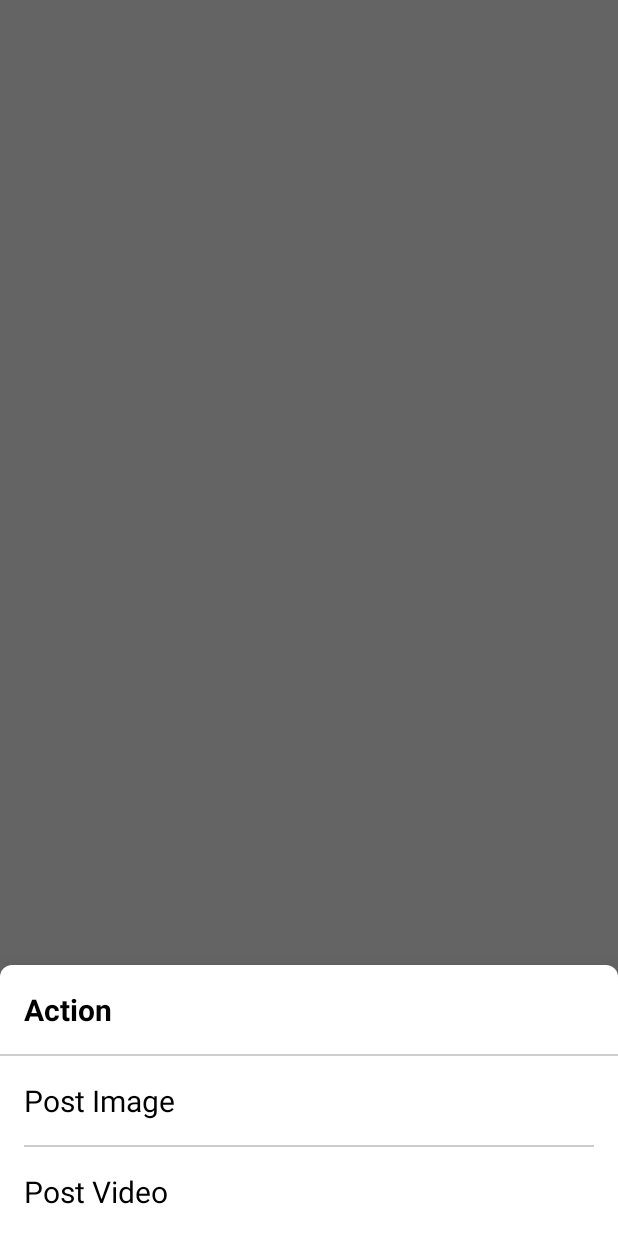
After one commit to Tuan307/SocialMediaApp, an Android app: the fragment AddPostBottomSheetFragment shown on its own in the app's theme, on a phone screen of 412 x 824 dp. The commit adds this screen. Run offline under Robolectric (Android 15) with nearby library versions, the phone set to English and light mode, and no system bars; our stand-ins replace data binding.

Commit message:
fix reel and add some stuffs

```diff
--- a/app/src/main/java/com/base/app/ui/comment/video_comment/CustomBottomSheetFragment.kt
+++ b/app/src/main/java/com/base/app/ui/comment/video_comment/CustomBottomSheetFragment.kt
@@ -15,8 +15,9 @@ import com.base.app.ui.comment.adapter.CommentAdapter
 import com.google.android.material.bottomsheet.BottomSheetBehavior
 import com.google.android.material.bottomsheet.BottomSheetDialog
 import com.google.android.material.bottomsheet.BottomSheetDialogFragment
+import dagger.hilt.android.AndroidEntryPoint
 
-
+@AndroidEntryPoint
 class CustomBottomSheetFragment : BottomSheetDialogFragment() {
     companion object {
         const val TAG = "ActionBottomDialog"
--- /dev/null
+++ b/app/src/main/java/com/base/app/ui/main/fragment/home/bottom_sheet/AddPostBottomSheetFragment.kt
@@ -0,0 +1,54 @@
+package com.base.app.ui.main.fragment.home.bottom_sheet
+
+import android.content.Intent
+import android.os.Bundle
+import android.view.LayoutInflater
+import android.view.View
+import android.view.ViewGroup
+import androidx.databinding.DataBindingUtil
+import com.base.app.R
+import com.base.app.databinding.FragmentAddPostBottomSheetBinding
+import com.base.app.ui.add_post.PostActivity
+import com.base.app.ui.add_video_post.AddVideoActivity
+import com.google.android.material.bottomsheet.BottomSheetDialogFragment
+
+
+class AddPostBottomSheetFragment : BottomSheetDialogFragment() {
+
+    private lateinit var binding: FragmentAddPostBottomSheetBinding
+    override fun onCreateView(
+        inflater: LayoutInflater,
+        container: ViewGroup?,
+        savedInstanceState: Bundle?
+    ): View? {
+        binding = DataBindingUtil.inflate(
+            inflater,
+            R.layout.fragment_add_post_bottom_sheet,
+            container,
+            false
+        )
+        return binding.root
+    }
+
+    override fun getTheme(): Int {
+        return R.style.CustomBottomSheetDialogTheme
+    }
+
+    override fun onViewCreated(view: View, savedInstanceState: Bundle?) {
+        super.onViewCreated(view, savedInstanceState)
+        with(binding) {
+            textPostImage.setOnClickListener {
+                startActivity(Intent(requireContext(), PostActivity::class.java))
+                dismiss()
+            }
+            textPostVideo.setOnClickListener {
+                startActivity(Intent(requireContext(), AddVideoActivity::class.java))
+                dismiss()
+            }
+        }
+    }
+
+    companion object {
+        fun newInstance() = AddPostBottomSheetFragment()
+    }
+}
--- a/app/src/main/java/com/base/app/ui/main/fragment/profile/ProfileViewModel.kt
+++ b/app/src/main/java/com/base/app/ui/main/fragment/profile/ProfileViewModel.kt
@@ -15,7 +15,6 @@ import kotlinx.coroutines.Dispatchers
 import kotlinx.coroutines.launch
 
 class ProfileViewModel : BaseViewModel() {
-
 
     private var key = MutableLiveData<String?>()
     val getKey = key as LiveData<String?>
--- /dev/null
+++ b/app/src/main/res/drawable/bg_bottom_sheet.xml
@@ -0,0 +1,8 @@
+<?xml version="1.0" encoding="utf-8"?>
+<shape xmlns:android="http://schemas.android.com/apk/res/android"
+    android:shape="rectangle">
+    <solid android:color="@color/white" />
+    <corners
+        android:topLeftRadius="@dimen/dp8"
+        android:topRightRadius="@dimen/dp8" />
+</shape>
--- /dev/null
+++ b/app/src/main/res/drawable/ic_arrow_drop_down.xml
@@ -0,0 +1,5 @@
+<vector android:height="24dp" android:tint="#FFFFFF"
+    android:viewportHeight="24" android:viewportWidth="24"
+    android:width="24dp" xmlns:android="http://schemas.android.com/apk/res/android">
+    <path android:fillColor="@android:color/white" android:pathData="M7,10l5,5 5,-5z"/>
+</vector>
--- /dev/null
+++ b/app/src/main/res/layout/fragment_add_post_bottom_sheet.xml
@@ -0,0 +1,52 @@
+<?xml version="1.0" encoding="utf-8"?>
+<layout xmlns:android="http://schemas.android.com/apk/res/android"
+    xmlns:tools="http://schemas.android.com/tools">
+
+    <LinearLayout
+        android:layout_width="match_parent"
+        android:layout_height="wrap_content"
+        android:orientation="vertical"
+        android:paddingVertical="@dimen/dp16"
+        tools:context=".ui.main.fragment.home.bottom_sheet.AddPostBottomSheetFragment">
+
+        <TextView
+            android:layout_width="match_parent"
+            android:layout_height="wrap_content"
+            android:layout_marginHorizontal="@dimen/dp16"
+            android:text="@string/action"
+            android:textColor="@color/black"
+            android:textSize="@dimen/sp20"
+            android:textStyle="bold" />
+
+        <View
+            android:layout_width="match_parent"
+            android:layout_height="@dimen/dp1"
+            android:layout_marginVertical="@dimen/dp16"
+            android:background="@color/colorOpacity" />
+
+        <TextView
+            android:id="@+id/textPostImage"
+            android:layout_width="match_parent"
+            android:layout_height="wrap_content"
+            android:layout_marginHorizontal="@dimen/dp16"
+            android:text="@string/post_image"
+            android:textColor="@color/black"
+            android:textSize="@dimen/sp20" />
+
+        <View
+            android:layout_width="match_parent"
+            android:layout_height="@dimen/dp1"
+            android:layout_marginHorizontal="@dimen/dp16"
+            android:layout_marginVertical="@dimen/dp16"
+            android:background="@color/colorOpacity" />
+
+        <TextView
+            android:id="@+id/textPostVideo"
+            android:layout_width="match_parent"
+            android:layout_height="wrap_content"
+            android:layout_marginHorizontal="@dimen/dp16"
+            android:text="@string/post_video"
+            android:textColor="@color/black"
+            android:textSize="@dimen/sp20" />
+    </LinearLayout>
+</layout>
--- a/app/src/main/res/values/strings.xml
+++ b/app/src/main/res/values/strings.xml
@@ -401,6 +401,7 @@
     <string name="str_first_date_test">Hi</string>
     <string name="strMessage">Nhắn tin...</string>
     <string name="strPleaseInputMessage">Mời bạn nhập tin nhắn...</string>
+    <string name="action">Action</string>
     <string-array name="array_name">
         <item>+</item>
         <item>-</item>
--- a/app/src/main/res/values/styles.xml
+++ b/app/src/main/res/values/styles.xml
@@ -52,7 +52,11 @@
     </style>
 
     <style name="CustomBottomSheetDialogTheme" parent="Theme.Design.Light.BottomSheetDialog">
-        <item name="bottomSheetStyle">@style/CustomBottomSheetStyle</item>
+        <item name="bottomSheetStyle">@style/CustomBottomSheetDialogRoundTheme</item>
+    </style>
+
+    <style name="CustomBottomSheetDialogRoundTheme" parent="Widget.Design.BottomSheet.Modal">
+        <item name="android:background">@drawable/bg_bottom_sheet</item>
     </style>
 
     <style name="CustomBottomSheetStyle" parent="Widget.Design.BottomSheet.Modal">
```
Also changed, not shown: app/src/main/AndroidManifest.xml (+18 -4 lines), app/src/main/java/com/base/app/ui/add_post/AddPostViewModel.kt (+78 -0 lines), app/src/main/java/com/base/app/ui/main/fragment/home/HomeFragment.kt (+7 -2 lines), app/src/main/java/com/base/app/ui/study/MainActivity.kt (+17 -0 lines), app/src/main/java/com/base/app/ui/study/MainActivity2.kt (+7 -0 lines), app/src/main/java/com/base/app/ui/study/PagerActivity.kt (added, +22 -0 lines), app/src/main/res/layout/activity_pager.xml (added, +25 -0 lines), app/src/main/res/layout/fragment_home2.xml (+22 -8 lines).
